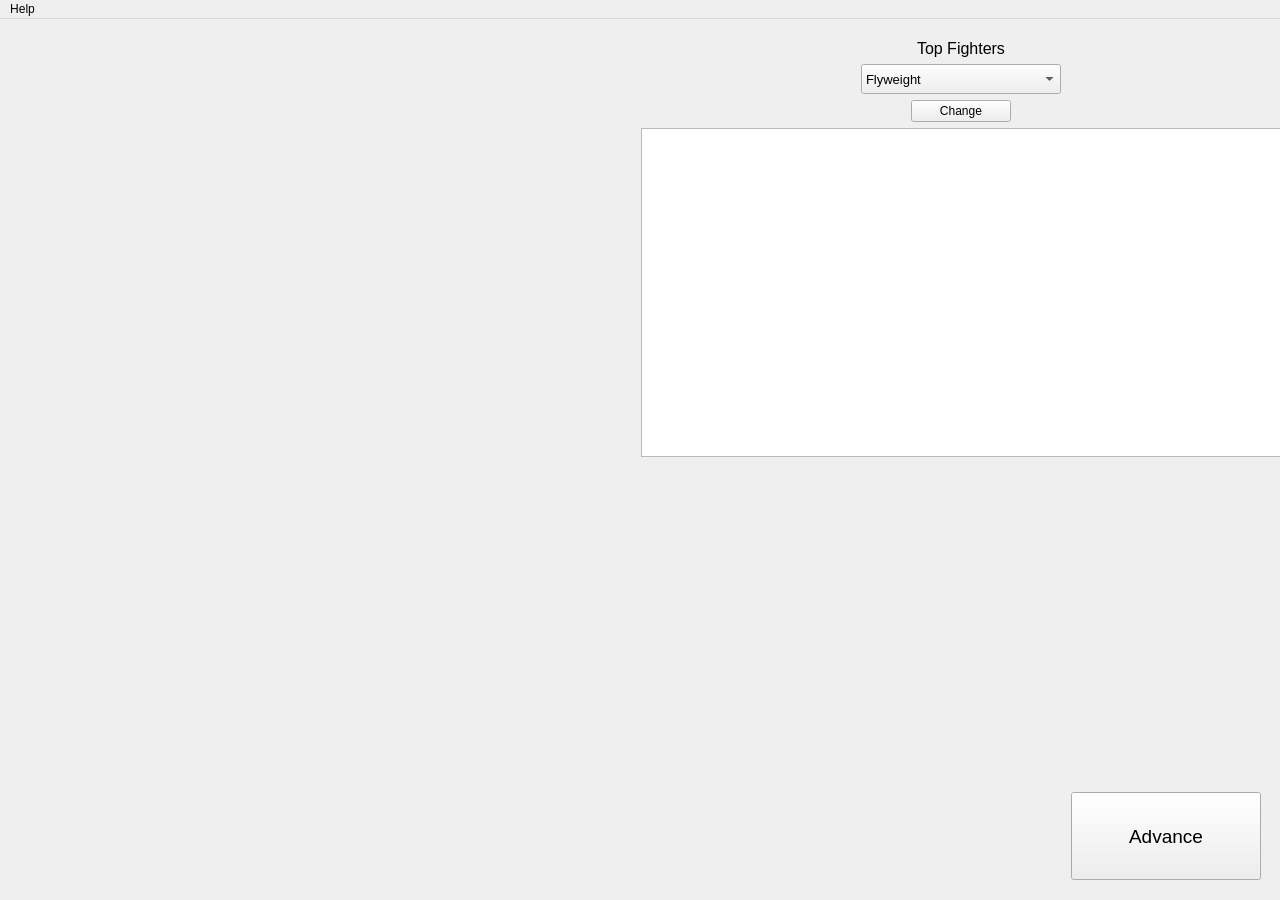
Before: the Qt Designer form src/home.ui in Kellenparker/boxingsim-gui, drawn with Qt 5.
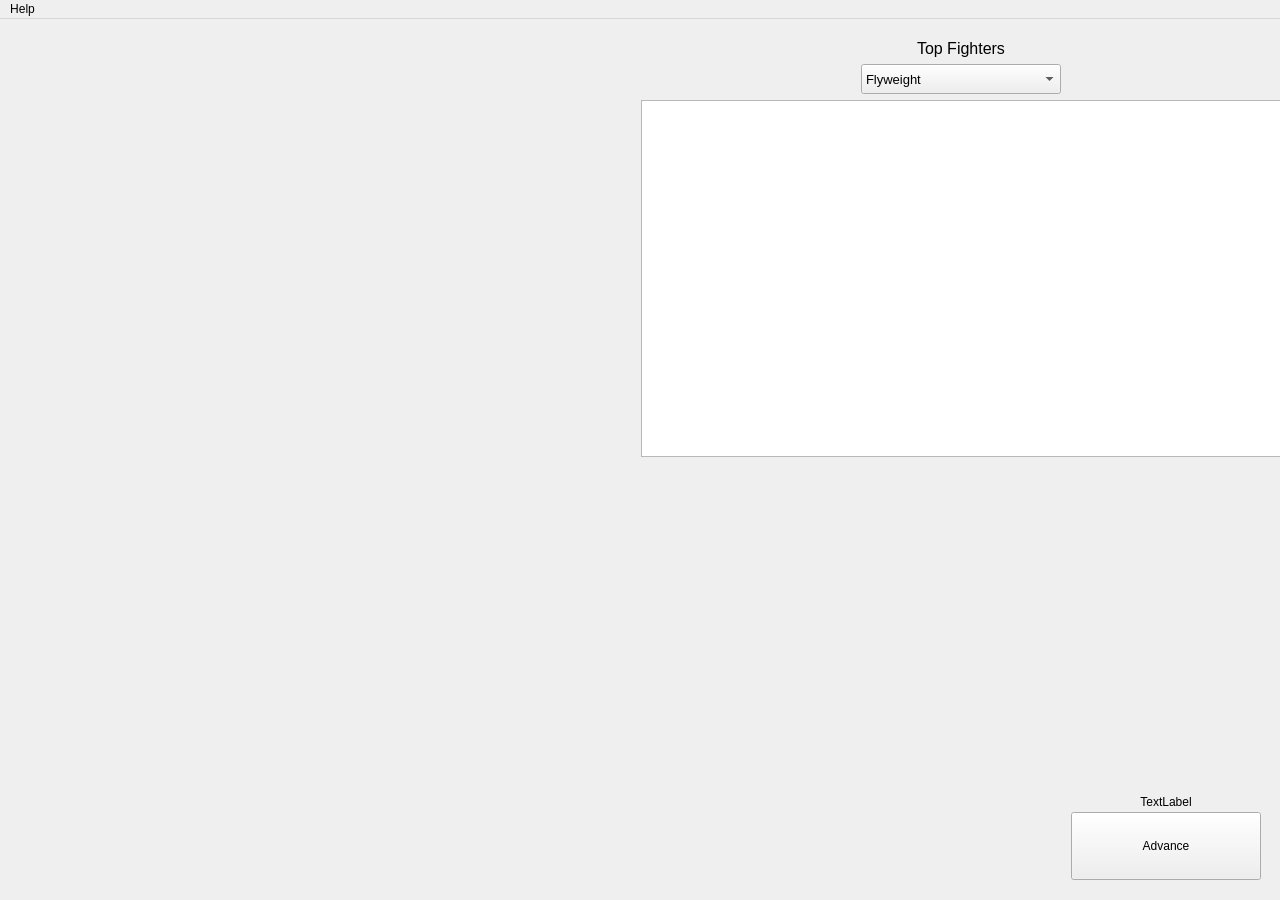
After: the same form once the commit is applied.

Diff of the .ui file:
```diff
--- a/src/home.ui
+++ b/src/home.ui
@@ -132,25 +132,6 @@
          </item>
         </widget>
        </item>
-       <item alignment="Qt::AlignHCenter">
-        <widget class="QPushButton" name="pushButton">
-         <property name="minimumSize">
-          <size>
-           <width>100</width>
-           <height>20</height>
-          </size>
-         </property>
-         <property name="maximumSize">
-          <size>
-           <width>100</width>
-           <height>16777215</height>
-          </size>
-         </property>
-         <property name="text">
-          <string>Change</string>
-         </property>
-        </widget>
-       </item>
        <item>
         <widget class="QTableView" name="fighterTable"/>
        </item>
@@ -214,23 +195,33 @@
          <property name="bottomMargin">
           <number>20</number>
          </property>
+         <item>
+          <widget class="QLabel" name="label_2">
+           <property name="maximumSize">
+            <size>
+             <width>16777215</width>
+             <height>20</height>
+            </size>
+           </property>
+           <property name="text">
+            <string>&lt;html&gt;&lt;head/&gt;&lt;body&gt;&lt;p align=&quot;center&quot;&gt;TextLabel&lt;/p&gt;&lt;/body&gt;&lt;/html&gt;</string>
+           </property>
+          </widget>
+         </item>
          <item>
           <widget class="QPushButton" name="advanceBtn">
            <property name="sizePolicy">
-            <sizepolicy hsizetype="Minimum" vsizetype="Minimum">
+            <sizepolicy hsizetype="Preferred" vsizetype="Preferred">
              <horstretch>0</horstretch>
              <verstretch>0</verstretch>
             </sizepolicy>
            </property>
-           <property name="font">
-            <font>
-             <pointsize>14</pointsize>
-             <stylestrategy>PreferAntialias</stylestrategy>
-            </font>
-           </property>
            <property name="text">
             <string>Advance</string>
            </property>
+           <property name="checkable">
+            <bool>false</bool>
+           </property>
           </widget>
          </item>
         </layout>
```
